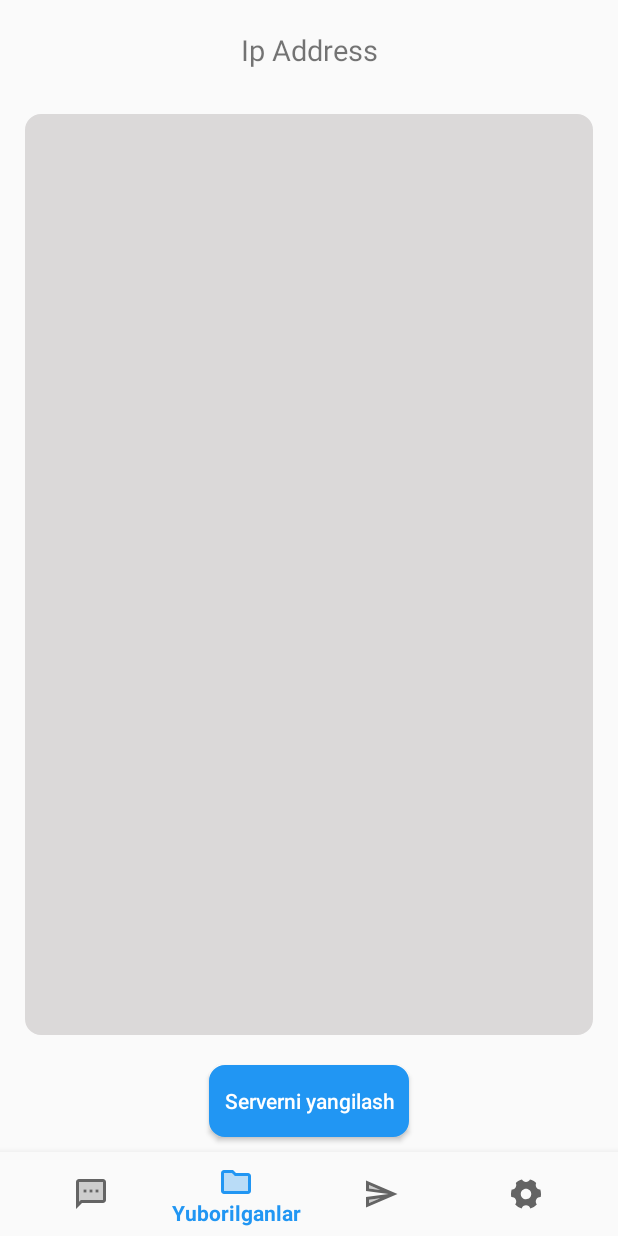
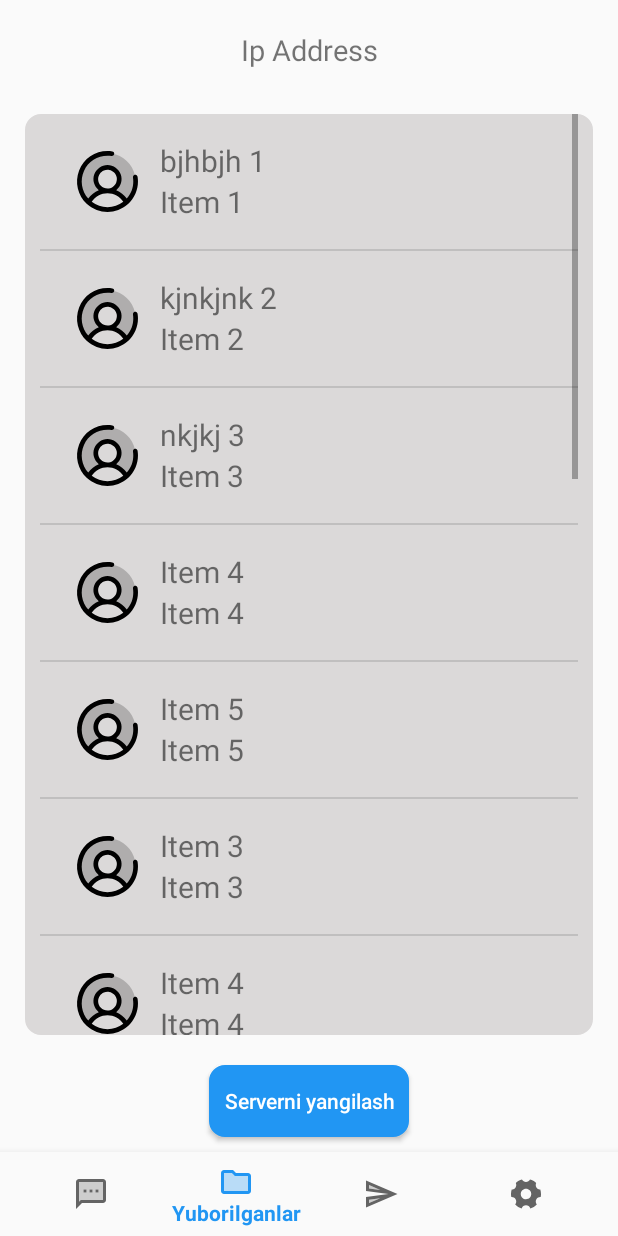
Before and after one commit to To-Rex/SmsApplication, an Android app: the DashboardFragment screen opened through its navigation route, on a phone screen of 412 x 824 dp. Run offline under Robolectric (Android 15) with nearby library versions, the phone set to English and light mode, and no system bars; our stand-ins replace navigation-ui.

Commit message:
firs commit task

```diff
--- /dev/null
+++ b/app/src/main/java/com/test/smsapplication/adapters/DashAdapter.kt
@@ -0,0 +1,38 @@
+package com.test.smsapplication.adapters
+
+import android.content.Context
+import android.view.LayoutInflater
+import android.view.View
+import android.view.ViewGroup
+import android.widget.BaseAdapter
+import android.widget.TextView
+import com.test.smsapplication.R
+
+class DashAdapter(private val context: Context, private val itemList: List<String>,private val itemList1: List<String>) : BaseAdapter(){
+    override fun getView(position: Int, convertView: View?, parent: ViewGroup?): View {
+        var convertView = convertView
+
+        if (convertView == null) {
+            convertView = LayoutInflater.from(context).inflate(R.layout.item_kontakt, parent, false)
+        }
+
+        val txtItemMessage = convertView!!.findViewById<TextView>(R.id.txtItemMessage)
+        val txtItemPhone = convertView!!.findViewById<TextView>(R.id.txtItemPhone)
+        txtItemMessage.text = itemList1[position]
+        txtItemPhone.text = itemList[position]
+
+        return convertView!!
+    }
+
+    override fun getItem(position: Int): Any {
+        return itemList[position]
+    }
+
+    override fun getItemId(position: Int): Long {
+        return position.toLong()
+    }
+
+    override fun getCount(): Int {
+        return itemList.size
+    }
+}
--- a/app/src/main/java/com/test/smsapplication/ui/dashboard/DashboardFragment.kt
+++ b/app/src/main/java/com/test/smsapplication/ui/dashboard/DashboardFragment.kt
@@ -1,18 +1,28 @@
 package com.test.smsapplication.ui.dashboard
 
+import android.annotation.SuppressLint
 import android.os.Bundle
 import android.view.LayoutInflater
 import android.view.View
 import android.view.ViewGroup
+import android.widget.ListView
 import androidx.fragment.app.Fragment
 import com.test.smsapplication.R
+import com.test.smsapplication.adapters.DashAdapter
 
 class DashboardFragment : Fragment() {
+    @SuppressLint("MissingInflatedId")
     override fun onCreateView(
         inflater: LayoutInflater,
         container: ViewGroup?,
         savedInstanceState: Bundle?
     ): View? {
-        return inflater.inflate(R.layout.fragment_dashboard, container, false)
+        val view = inflater.inflate(R.layout.fragment_dashboard, container, false)
+        val dashList = view.findViewById<ListView>(R.id.dashList)
+        val itemList = listOf("bjhbjh 1", "kjnkjnk 2", "nkjkj 3", "Item 4", "Item 5","Item 3", "Item 4", "Item 5","Item 3", "Item 4", "Item 5","Item 3", "Item 4", "Item 5","Item 3", "Item 4", "Item 5")
+        val itemList1 = listOf("Item 1", "Item 2", "Item 3", "Item 4", "Item 5","Item 3", "Item 4", "Item 5","Item 3", "Item 4", "Item 5","Item 3", "Item 4", "Item 5","Item 3", "Item 4", "Item 5")
+        val adapter = DashAdapter(activity!!, itemList, itemList1)
+        dashList.adapter = adapter
+        return view
     }
 }
--- a/app/src/main/java/com/test/smsapplication/ui/home/HomeFragment.kt
+++ b/app/src/main/java/com/test/smsapplication/ui/home/HomeFragment.kt
@@ -1,23 +1,72 @@
 package com.test.smsapplication.ui.home
 
+import android.annotation.SuppressLint
 import android.os.Bundle
 import android.view.LayoutInflater
 import android.view.View
 import android.view.ViewGroup
+import android.widget.ListView
+import android.widget.Toast
 import androidx.fragment.app.Fragment
 import com.test.smsapplication.MainActivity
 import com.test.smsapplication.R
 import com.test.smsapplication.Sample
+import com.test.smsapplication.adapters.DashAdapter
+import com.test.smsapplication.models.DataClass
+import com.test.smsapplication.service.ApiClient
+import retrofit2.Call
+import retrofit2.Callback
+import retrofit2.Response
 
 class HomeFragment : Fragment() {
+    var phoneList = ArrayList<String>()
+    var messageList = ArrayList<String>()
+    var adapter: DashAdapter? = null
+    var homeList: ListView? = null
+    @SuppressLint("MissingInflatedId")
     override fun onCreateView(
         inflater: LayoutInflater,
         container: ViewGroup?,
         savedInstanceState: Bundle?
     ): View? {
         val view = inflater.inflate(R.layout.fragment_home, container, false)
-        //toolbar disabled (activity as MainActivity).supportActionBar?.hide()
-        (activity as Sample).supportActionBar?.hide()
+        homeList = view.findViewById<ListView>(R.id.homeList)
+        //val itemList = listOf("bjhbjh 1", "kjnkjnk 2", "nkjkj 3", "Item 4", "Item 5","Item 3", "Item 4", "Item 5","Item 3", "Item 4", "Item 5","Item 3", "Item 4", "Item 5","Item 3", "Item 4", "Item 5")
+        //val itemList1 = listOf("Item 1", "Item 2", "Item 3", "Item 4", "Item 5","Item 3", "Item 4", "Item 5","Item 3", "Item 4", "Item 5","Item 3", "Item 4", "Item 5","Item 3", "Item 4", "Item 5")
+        //adapter = DashAdapter(activity!!, itemList, itemList1)
+        //homeList.adapter = adapter
+        getData()
         return view
     }
+
+    fun getData(){
+        ApiClient.userService.updateStatus("2").enqueue(
+            object : Callback<DataClass> {
+                override fun onResponse(
+                    call: Call<DataClass>,
+                    response: Response<DataClass>
+                ) {
+                    if (response.isSuccessful) {
+                        val data = response.body()
+                        for (i in data?.data?.indices!!) {
+                            phoneList.add(data.data!![i].tel!!)
+                            messageList.add(data.data!![i].zapros!!)
+                            /*phoneNumbers.add(data.data!![i].tel!!)
+                            message.add(data.data!![i].zapros!!)
+                            smsId.add(data.data!![i].id)*/
+                            //Toast.makeText(this@BackService, "Tel: ${data.data!![i].tel}", Toast.LENGTH_SHORT).show()
+                        }
+                        adapter = DashAdapter(activity!!, phoneList, messageList)
+                        homeList!!.adapter = adapter
+                    } else {
+                        println("Error ------ : ${response.errorBody()}")
+                    }
+                }
+
+                override fun onFailure(call: Call<DataClass>, t: Throwable) {
+                    println("Errors => : ${t.message}")
+                }
+            }
+        )
+    }
 }
--- a/app/src/main/res/layout/fragment_dashboard.xml
+++ b/app/src/main/res/layout/fragment_dashboard.xml
@@ -49,16 +49,24 @@
         android:orientation="vertical"
         app:layout_constraintGuide_percent="0.96"/>
 
-    <View
-        android:id="@+id/view3"
+    <LinearLayout
         android:layout_width="0dp"
         android:layout_height="0dp"
         android:layout_marginTop="30dp"
         android:layout_marginBottom="20dp"
         android:background="@drawable/edit_text_back"
+        android:orientation="vertical"
         app:layout_constraintBottom_toTopOf="@+id/button3"
         app:layout_constraintEnd_toStartOf="@+id/guideline7"
+        app:layout_constraintHorizontal_bias="0.0"
         app:layout_constraintStart_toStartOf="@+id/guideline6"
-        app:layout_constraintTop_toBottomOf="@+id/textView4" />
+        app:layout_constraintTop_toBottomOf="@+id/textView4">
+        <ListView
+            android:id="@+id/dashList"
+            android:layout_width="match_parent"
+            android:layout_height="wrap_content"
+            android:layout_marginStart="10dp"
+            android:layout_marginEnd="10dp" />
+    </LinearLayout>
 
 </androidx.constraintlayout.widget.ConstraintLayout>
--- a/app/src/main/res/layout/item_kontakt.xml
+++ b/app/src/main/res/layout/item_kontakt.xml
@@ -25,13 +25,13 @@
             android:layout_gravity="center"
             android:orientation="vertical">
             <TextView
-                android:id="@+id/tvIme"
+                android:id="@+id/txtItemPhone"
                 android:layout_width="match_parent"
                 android:layout_height="wrap_content"
                 android:text="@string/phone"
                 android:textSize="20sp" />
             <TextView
-                android:id="@+id/tvBroj"
+                android:id="@+id/txtItemMessage"
                 android:layout_width="match_parent"
                 android:layout_height="match_parent"
                 android:maxLines="1"
```
Also changed, not shown: app/src/main/res/layout/fragment_home.xml (+18 -2 lines).
